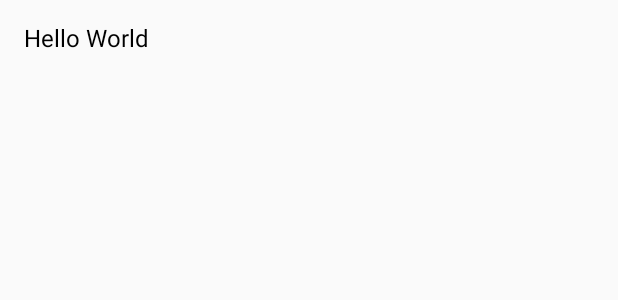
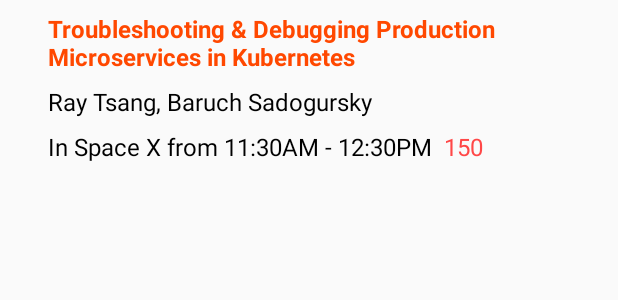
Before and after one commit to fess89/devoxx_demo, an Android app: the layout adapter_item_devoxx.xml on its own in the app's theme, with its tools: preview values and no code run, on a phone screen of 412 x 824 dp. Shown: the top 300 px of the screen. Run offline under Robolectric (Android 15) with nearby library versions, the phone set to English and light mode, and no system bars.

Commit message:
UI improvements

```diff
--- a/app/build.gradle
+++ b/app/build.gradle
@@ -10,7 +10,7 @@ android {
     compileSdkVersion 28
     defaultConfig {
         applicationId "com.chyrkov.devoxxdemo"
-        minSdkVersion 15
+        minSdkVersion 19
         targetSdkVersion 28
         versionCode 1
         versionName "1.0"
@@ -56,6 +56,9 @@ dependencies {
 
     def firestoreVersion = "17.1.3"
     implementation "com.google.firebase:firebase-firestore:$firestoreVersion"
+
+    def jodaTimeVersion = "2.10.1"
+    implementation "net.danlew:android.joda:$jodaTimeVersion"
 }
 
 apply plugin: 'com.google.gms.google-services'
--- a/app/src/main/java/com/chyrkov/devoxxdemo/app/DevoxxApp.kt
+++ b/app/src/main/java/com/chyrkov/devoxxdemo/app/DevoxxApp.kt
@@ -2,6 +2,7 @@ package com.chyrkov.devoxxdemo.app
 
 import androidx.multidex.MultiDexApplication
 import com.chyrkov.devoxxdemo.di.KoinModules
+import net.danlew.android.joda.JodaTimeAndroid
 import org.koin.android.ext.android.startKoin
 
 class DevoxxApp : MultiDexApplication() {
@@ -9,5 +10,6 @@ class DevoxxApp : MultiDexApplication() {
     override fun onCreate() {
         super.onCreate()
         startKoin(this, KoinModules().getModules())
+        JodaTimeAndroid.init(this);
     }
 }
--- a/app/src/main/java/com/chyrkov/devoxxdemo/main/adapter/DevoxxAdapter.kt
+++ b/app/src/main/java/com/chyrkov/devoxxdemo/main/adapter/DevoxxAdapter.kt
@@ -4,7 +4,6 @@ import android.view.LayoutInflater
 import android.view.ViewGroup
 import androidx.recyclerview.widget.RecyclerView
 import com.chyrkov.devoxxdemo.R
-import com.chyrkov.devoxxdemo.main.data.DevoxxAdapterItem
 import java.util.*
 
 class DevoxxAdapter(val items: MutableList<DevoxxAdapterItem> = ArrayList()) :
--- a/app/src/main/java/com/chyrkov/devoxxdemo/main/adapter/DevoxxViewHolder.kt
+++ b/app/src/main/java/com/chyrkov/devoxxdemo/main/adapter/DevoxxViewHolder.kt
@@ -3,14 +3,15 @@ package com.chyrkov.devoxxdemo.main.adapter
 import android.view.View
 import androidx.databinding.DataBindingUtil
 import androidx.recyclerview.widget.RecyclerView
+import com.chyrkov.devoxxdemo.BR
 import com.chyrkov.devoxxdemo.databinding.AdapterItemDevoxxBinding
-import com.chyrkov.devoxxdemo.main.data.DevoxxAdapterItem
 
 class DevoxxViewHolder(view: View) : RecyclerView.ViewHolder(view) {
 
     private val binding: AdapterItemDevoxxBinding = DataBindingUtil.bind(view)!!
 
     fun bind(item: DevoxxAdapterItem) {
-        binding.itemNameTextview.text = item.text
+        binding.setVariable(BR.event, item)
+        binding.executePendingBindings()
     }
 }
--- a/app/src/main/java/com/chyrkov/devoxxdemo/main/data/DevoxxAdapterItem.kt
+++ /dev/null
@@ -1,3 +0,0 @@
-package com.chyrkov.devoxxdemo.main.data
-
-class DevoxxAdapterItem(val text: String? = "")
--- a/app/src/main/java/com/chyrkov/devoxxdemo/main/presentation/DevoxxFragment.kt
+++ b/app/src/main/java/com/chyrkov/devoxxdemo/main/presentation/DevoxxFragment.kt
@@ -9,7 +9,7 @@ import androidx.lifecycle.Observer
 import androidx.recyclerview.widget.LinearLayoutManager
 import com.chyrkov.devoxxdemo.databinding.FragmentMainBinding
 import com.chyrkov.devoxxdemo.main.adapter.DevoxxAdapter
-import com.chyrkov.devoxxdemo.main.data.DevoxxAdapterItem
+import com.chyrkov.devoxxdemo.main.adapter.DevoxxAdapterItem
 import com.chyrkov.devoxxdemo.main.viewmodel.DevoxxViewModel
 import org.koin.androidx.viewmodel.ext.android.viewModel
 
--- a/app/src/main/java/com/chyrkov/devoxxdemo/main/viewmodel/DevoxxLiveData.kt
+++ b/app/src/main/java/com/chyrkov/devoxxdemo/main/viewmodel/DevoxxLiveData.kt
@@ -1,7 +1,7 @@
 package com.chyrkov.devoxxdemo.main.viewmodel
 
 import androidx.lifecycle.MutableLiveData
-import com.chyrkov.devoxxdemo.main.data.DevoxxAdapterItem
+import com.chyrkov.devoxxdemo.main.adapter.DevoxxAdapterItem
 import com.chyrkov.devoxxdemo.main.data.DevoxxEvent
 import com.chyrkov.devoxxdemo.main.data.DevoxxRepository
 
@@ -10,7 +10,7 @@ class DevoxxLiveData(private val repo: DevoxxRepository) : MutableLiveData<List<
     private val listener = { data: List<DevoxxEvent> ->
         value = data
             .asSequence()
-            .map { DevoxxAdapterItem(it.name) }
+            .map { DevoxxAdapterItem(it) }
             .toList()
     }
 
--- a/app/src/main/res/layout/adapter_item_devoxx.xml
+++ b/app/src/main/res/layout/adapter_item_devoxx.xml
@@ -4,27 +4,97 @@
         xmlns:android="http://schemas.android.com/apk/res/android"
         xmlns:tools="http://schemas.android.com/tools">
 
+    <data>
+
+        <import type="android.view.View"/>
+
+        <variable name="event" type="com.chyrkov.devoxxdemo.main.adapter.DevoxxAdapterItem"/>
+
+    </data>
+
     <androidx.constraintlayout.widget.ConstraintLayout
             android:id="@+id/item_constraint_layout"
             android:layout_width="match_parent"
-            android:layout_height="@dimen/item_height">
+            android:layout_height="wrap_content">
+
+        <androidx.constraintlayout.widget.Guideline
+                android:layout_width="wrap_content"
+                android:layout_height="wrap_content"
+                android:id="@+id/vertical_guideline"
+                app:layout_constraintGuide_begin="32dp"
+                android:orientation="vertical"/>
+
+        <FrameLayout
+                android:orientation="vertical"
+                android:id="@+id/label_layout"
+                android:background="@{event.labelColor(context)}"
+                android:layout_width="0dip"
+                app:layout_constraintStart_toStartOf="parent"
+                app:layout_constraintTop_toTopOf="parent"
+                app:layout_constraintEnd_toStartOf="@id/vertical_guideline"
+                app:layout_constraintBottom_toBottomOf="parent"
+                android:layout_marginEnd="@dimen/margin_large"
+                android:layout_marginStart="0dip"
+                android:layout_height="0dip">
+
+        </FrameLayout>
 
         <TextView
                 android:id="@+id/item_name_textview"
-                tools:text="Hello World"
-                android:textColor="#000000"
-                android:textSize="16sp"
-                android:gravity="center_vertical|left"
+                tools:text="Troubleshooting &amp; Debugging Production Microservices in Kubernetes"
+                android:textColor="@color/colorPrimary"
+                android:textSize="@dimen/font_size_default"
+                android:textStyle="bold"
+                android:text="@{event.name()}"
+                android:gravity="center_vertical|start"
+                app:layout_constraintStart_toEndOf="@id/vertical_guideline"
+                app:layout_constraintEnd_toEndOf="parent"
                 app:layout_constraintTop_toTopOf="parent"
+                android:layout_marginTop="@dimen/margin_small"
+                android:layout_marginEnd="@dimen/margin_small"
+                android:layout_height="wrap_content"
+                android:layout_width="0dip"/>
+
+        <TextView
+                android:id="@+id/lecturers_textview"
+                android:layout_width="0dip"
+                android:textSize="@dimen/font_size_default"
+                android:text="@{event.lecturers()}"
+                android:textColor="@color/color_text_black"
+                android:layout_height="wrap_content"
+                android:layout_marginEnd="@dimen/margin_small"
+                android:layout_marginTop="@dimen/margin_small"
+                app:layout_constraintStart_toEndOf="@id/vertical_guideline"
+                app:layout_constraintEnd_toEndOf="parent"
+                app:layout_constraintTop_toBottomOf="@id/item_name_textview"
+                tools:text="Ray Tsang, Baruch Sadogursky"/>
+
+        <TextView
+                android:id="@+id/location_textview"
+                android:textColor="@color/color_text_black"
+                android:layout_width="wrap_content"
+                android:textSize="@dimen/font_size_default"
+                android:text="@{`In ` + event.location() + ` from ` + event.timeBounds()}"
+                tools:text="In Space X from 11:30AM - 12:30PM"
+                app:layout_constraintStart_toEndOf="@id/vertical_guideline"
+                android:layout_marginBottom="@dimen/margin_small"
                 app:layout_constraintBottom_toBottomOf="parent"
-                app:layout_constraintStart_toStartOf="parent"
-                app:layout_constraintEnd_toEndOf="parent"
-                android:layout_height="0dip"
-                android:layout_width="0dip"
-                android:layout_marginTop="8dp"
-                android:layout_marginBottom="8dp"
-                android:layout_marginStart="16dp"
-                android:layout_marginEnd="16dp" android:layout_marginLeft="16dp" android:layout_marginRight="16dp"/>
+                app:layout_constraintTop_toBottomOf="@id/lecturers_textview"
+                android:layout_marginTop="@dimen/margin_small"
+                android:layout_height="wrap_content"/>
+
+        <TextView
+                android:visibility="@{event.showLikes() ? View.VISIBLE : View.GONE}"
+                app:layout_constraintTop_toTopOf="@id/location_textview"
+                app:layout_constraintStart_toEndOf="@id/location_textview"
+                android:layout_marginStart="@dimen/margin_small"
+                android:layout_marginEnd="@dimen/margin_small"
+                android:text="@{event.likes()}"
+                android:textSize="@dimen/font_size_default"
+                tools:text="150"
+                android:textColor="@color/color_likes"
+                android:layout_width="wrap_content"
+                android:layout_height="wrap_content"/>
 
     </androidx.constraintlayout.widget.ConstraintLayout>
 
--- a/app/src/main/res/values/colors.xml
+++ b/app/src/main/res/values/colors.xml
@@ -1,6 +1,18 @@
 <?xml version="1.0" encoding="utf-8"?>
 <resources>
-    <color name="colorPrimary">#008577</color>
-    <color name="colorPrimaryDark">#00574B</color>
+    <color name="colorPrimary">#ff4800</color>
+    <color name="colorPrimaryDark">#000000</color>
     <color name="colorAccent">#D81B60</color>
+    <color name="color_likes">#ff4747</color>
+    <color name="color_text_black">#000000</color>
+    <color name="methodology">#00ff00</color>
+    <color name="cloud">#ff00ff</color>
+    <color name="server">#0000ff</color>
+    <color name="ml">#fafa00</color>
+    <color name="bigdata">#00fafa</color>
+    <color name="jvm">#aabbcc</color>
+    <color name="mobile">#c50404</color>
+    <color name="architecture">#0022b9</color>
+    <color name="web">#1ab749</color>
+    <color name="undefined">#000000</color>
 </resources>
--- a/app/src/main/res/values/dimens.xml
+++ b/app/src/main/res/values/dimens.xml
@@ -1,4 +1,7 @@
 <?xml version="1.0" encoding="utf-8"?>
 <resources>
     <dimen name="item_height">50dip</dimen>
+    <dimen name="margin_small">8dip</dimen>
+    <dimen name="margin_large">16dip</dimen>
+    <dimen name="font_size_default">16sp</dimen>
 </resources>
```
Also changed, not shown: app/src/main/java/com/chyrkov/devoxxdemo/main/adapter/DevoxxAdapterItem.kt (added, +42 -0 lines), app/src/main/java/com/chyrkov/devoxxdemo/main/data/DevoxxEvent.kt (+6 -3 lines), app/src/main/java/com/chyrkov/devoxxdemo/main/data/DevoxxEventType.kt (added, +32 -0 lines).
